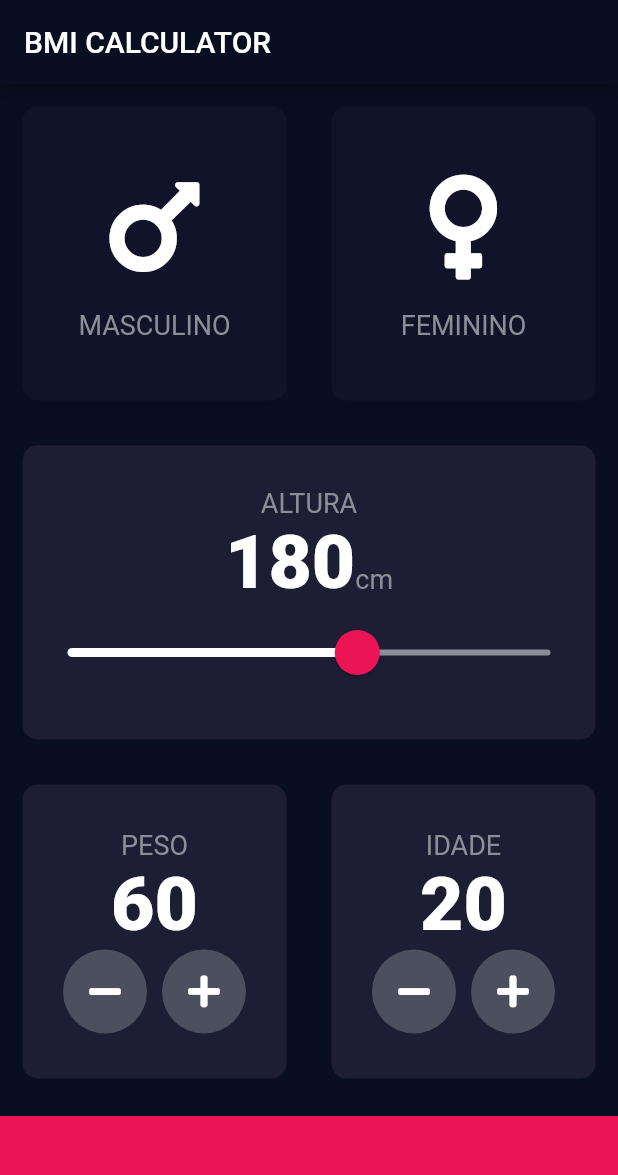
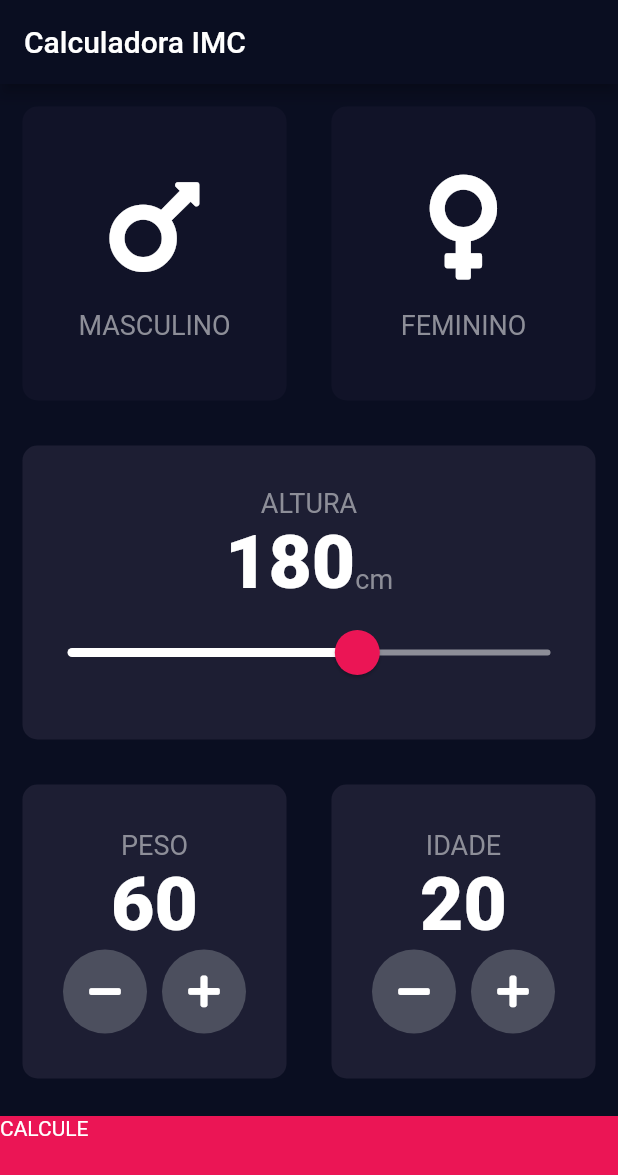
Before and after one commit to iury0393/bmi-calculator, a Flutter app: the screen it shows after launch, on a phone screen of 412 x 824 dp. Shown: the top 1175 px of the screen. Run offline on Flutter 3.47's test engine with Material 2 defaults, Android fonts, the phone set to English and light mode, and no system bars; our stand-ins replace font_awesome_flutter.

Commit message:
Adicionando a rota para a tela de cálculo

```diff
--- a/lib/input_page.dart
+++ b/lib/input_page.dart
@@ -3,6 +3,7 @@ import 'package:font_awesome_flutter/font_awesome_flutter.dart';
 import 'reusable_card.dart';
 import 'icon_content.dart';
 import 'constants.dart';
+import 'results_page.dart';
 
 enum Gender {
   male,
@@ -24,7 +25,7 @@ class _InputPageState extends State<InputPage> {
   Widget build(BuildContext context) {
     return Scaffold(
       appBar: AppBar(
-        title: Text('BMI CALCULATOR'),
+        title: Text('Calculadora IMC'),
       ),
       body: Column(
         crossAxisAlignment: CrossAxisAlignment.stretch,
@@ -211,11 +212,24 @@ class _InputPageState extends State<InputPage> {
               ],
             ),
           ),
-          Container(
-            color: kBottomContainerColor,
-            margin: EdgeInsets.only(top: 10.0),
-            width: double.infinity,
-            height: kBottomContainerHeight,
+          GestureDetector(
+            onTap: () {
+              Navigator.push(
+                context,
+                MaterialPageRoute(
+                  builder: (context) => ResultsPage(),
+                ),
+              );
+            },
+            child: Container(
+              child: Text(
+                'CALCULE',
+              ),
+              color: kBottomContainerColor,
+              margin: EdgeInsets.only(top: 10.0),
+              width: double.infinity,
+              height: kBottomContainerHeight,
+            ),
           ),
         ],
       ),
```
Also changed, not shown: lib/results_page.dart (added, +13 -0 lines).
